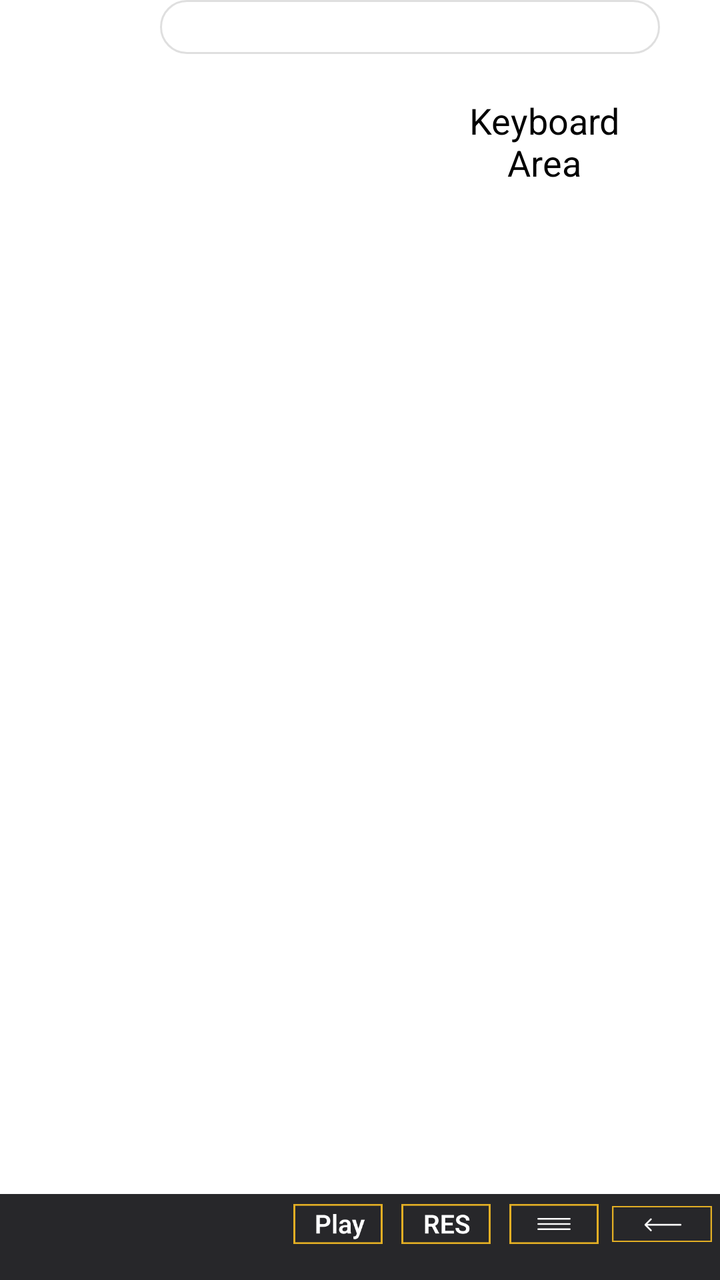
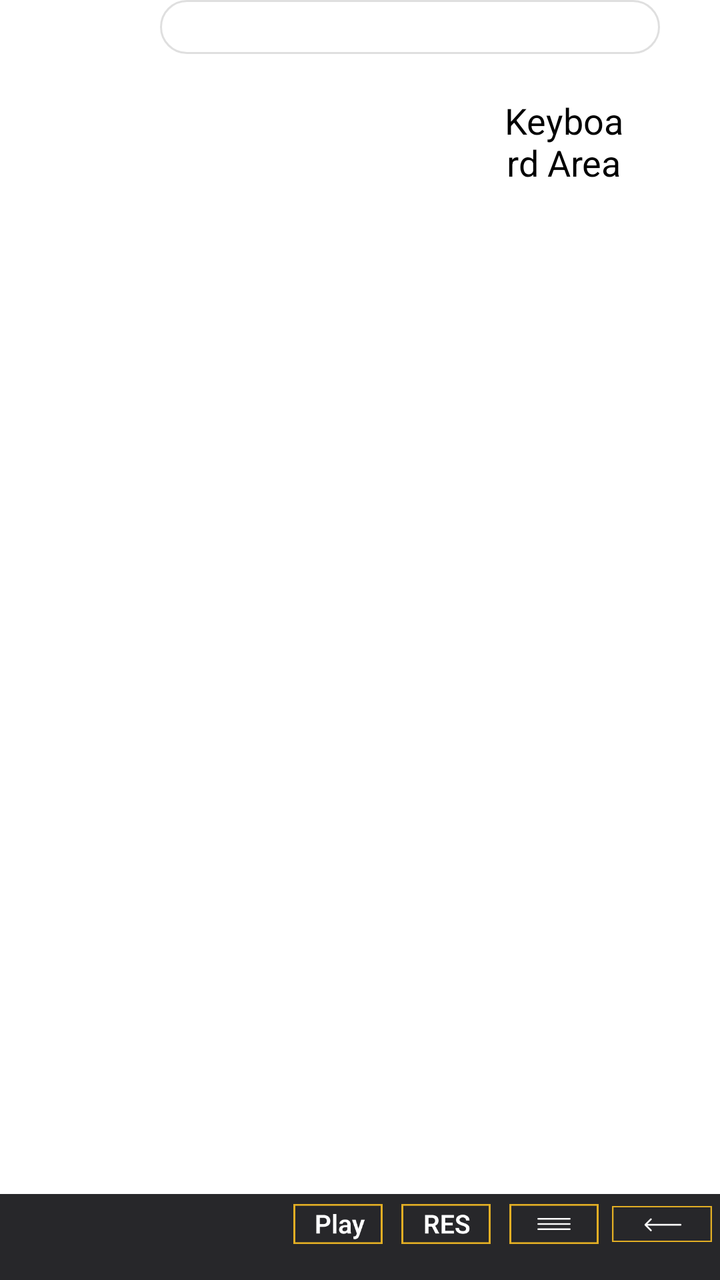

Compare the two renders of this Android layout. The source of the first and the diff that turns it into the second are given below.
<!-- AndroidManifest.xml: application theme Theme.PlatinumKaraoke -->
<!-- res/layout/fragment_search.xml -->
<?xml version="1.0" encoding="utf-8"?>
<FrameLayout xmlns:android="http://schemas.android.com/apk/res/android"
    xmlns:tools="http://schemas.android.com/tools"
    android:layout_width="match_parent"
    android:layout_height="match_parent"
    xmlns:app="http://schemas.android.com/apk/res-auto"
    tools:context=".SearchFragment"
    android:layout_marginTop="40dp">

    <LinearLayout
        android:layout_width="match_parent"
        android:layout_height="match_parent"
        android:orientation="vertical">

        
        <LinearLayout
            android:layout_width="match_parent"
            android:layout_height="wrap_content"
            android:orientation="horizontal"
            android:layout_marginStart="80dp"
            android:layout_marginEnd="30dp"
            android:gravity="center_vertical">

            
            <LinearLayout
                android:id="@+id/active_category_container"
                android:layout_width="wrap_content"
                android:layout_height="wrap_content"
                android:orientation="horizontal" />

            
            <EditText
                android:id="@+id/search"
                android:layout_width="match_parent"
                android:layout_height="wrap_content"
                android:background="@drawable/search_radius"
                android:focusable="true"
                android:clickable="true"
                android:hint="@string/search_hint"
                android:inputType="none"
                android:paddingHorizontal="10dp"
                android:paddingVertical="4dp"
                android:textColor="#FFFFFF"
                android:textColorHint="#BDFFFFFF"
                android:textSize="14sp"
                />
        </LinearLayout>

        
        <HorizontalScrollView
            android:layout_width="match_parent"
            android:layout_height="wrap_content"
            android:layout_marginStart="100dp"
            android:layout_marginEnd="40dp"
            android:scrollbars="none"
            android:fadingEdge="horizontal"
            android:fadingEdgeLength="40dp"
            android:requiresFadingEdge="horizontal"
            android:clipToPadding="false">

            <LinearLayout
                android:id="@+id/choice_category_container"
                android:layout_width="wrap_content"
                android:layout_height="wrap_content"
                android:orientation="horizontal"/>

        </HorizontalScrollView>

        
        <LinearLayout
            android:layout_width="match_parent"
            android:layout_height="wrap_content"
            android:orientation="horizontal"
            android:baselineAligned="false"
            android:paddingEnd="30dp"
            android:paddingStart="40dp"
            android:layout_marginTop="5dp"
            android:layout_weight="1">
            <androidx.recyclerview.widget.RecyclerView
                android:id="@+id/songRecycler"
                android:layout_width="0dp"
                android:layout_height="wrap_content"
                android:layout_weight="3"/>

            
            <LinearLayout
                android:layout_width="0dp"
                android:layout_height="wrap_content"
                android:layout_weight="2">
                <TextView
                    android:layout_width="match_parent"
                    android:layout_height="wrap_content"
                    android:textAlignment="center"
                    android:text="Keyboard Area"
                    android:textSize="18sp"
                    android:padding="16dp"/>
            </LinearLayout>
        </LinearLayout>

        
        <LinearLayout
            android:layout_width="match_parent"
            android:layout_height="wrap_content"
            android:orientation="horizontal"
            android:background="#27272A">
            <Space
                android:layout_width="0dp"
                android:layout_height="wrap_content"
                android:layout_weight="2"/>

            <LinearLayout
                android:layout_width="0dp"
                android:layout_height="wrap_content"
                android:layout_weight="3">

                <LinearLayout
                    android:layout_width="0dp"
                    android:layout_height="wrap_content"
                    android:layout_weight="1">
                    <ImageView
                        android:layout_width="50dp"
                        android:layout_height="20dp"
                        android:layout_marginEnd="10dp"
                        android:layout_marginVertical="5dp"
                        android:src="@drawable/guide_play"
                        />
                    <TextView
                        android:layout_width="wrap_content"
                        android:layout_height="wrap_content"
                        android:text="Start"
                        android:textAlignment="center"
                        android:layout_gravity="center"
                        android:textStyle="bold"/>
                </LinearLayout>

                <LinearLayout
                    android:layout_width="0dp"
                    android:layout_height="wrap_content"
                    android:layout_weight="1">
                    <ImageView
                        android:layout_width="50dp"
                        android:layout_height="20dp"
                        android:layout_marginEnd="10dp"
                        android:layout_marginVertical="5dp"
                        android:src="@drawable/guide_reserve"
                        />
                    <TextView
                        android:layout_width="wrap_content"
                        android:layout_height="wrap_content"
                        android:text="Reserve"
                        android:textAlignment="center"
                        android:layout_gravity="center"
                        android:textStyle="bold"/>
                </LinearLayout>

                <LinearLayout
                    android:layout_width="0dp"
                    android:layout_height="wrap_content"
                    android:layout_weight="1">
                    <ImageView
                        android:layout_width="50dp"
                        android:layout_height="20dp"
                        android:layout_marginEnd="10dp"
                        android:layout_marginVertical="5dp"
                        android:src="@drawable/guide_options"
                        />
                    <TextView
                        android:layout_width="wrap_content"
                        android:layout_height="wrap_content"
                        android:text="Options"
                        android:textAlignment="center"
                        android:layout_gravity="center"
                        android:textStyle="bold"/>
                </LinearLayout>

                <LinearLayout
                    android:layout_width="0dp"
                    android:layout_height="wrap_content"
                    android:layout_weight="1">
                    <ImageView
                        android:layout_width="50dp"
                        android:layout_height="20dp"
                        android:layout_marginEnd="10dp"
                        android:layout_marginVertical="5dp"
                        android:src="@drawable/guide_exit"
                        />
                    <TextView
                        android:layout_width="wrap_content"
                        android:layout_height="wrap_content"
                        android:text="Exit"
                        android:textAlignment="center"
                        android:layout_gravity="center"
                        android:textStyle="bold"/>
                </LinearLayout>

            </LinearLayout>

        </LinearLayout>

    </LinearLayout>


</FrameLayout>
<!-- resources referenced by this layout -->
<resources>
  <!-- drawable guide_exit: png bitmap (drawable, 703 bytes) -->
  <!-- drawable guide_options: png bitmap (drawable, 553 bytes) -->
  <!-- drawable guide_play: png bitmap (drawable, 1862 bytes) -->
  <!-- drawable guide_reserve: png bitmap (drawable, 1769 bytes) -->
  <!-- drawable search_radius (drawable) -->
  <?xml version="1.0" encoding="utf-8"?>
  <shape xmlns:android="http://schemas.android.com/apk/res/android">
  
      
      <solid android:color="#50FFFFFF"/>
  
      
      <corners android:radius="30dp"/>
  
      
      <stroke
          android:width="1dp"
          android:color="#20000000"/>
  
  </shape>
  <string name="search_hint">Search...</string>
  <style name="Theme.PlatinumKaraoke" parent="@style/Theme.Leanback" />
</resources>

<!-- the commit's change to res/layout/fragment_search.xml (unified diff, before → after) -->
@@ -80,7 +80,7 @@
                 android:id="@+id/songRecycler"
                 android:layout_width="0dp"
                 android:layout_height="wrap_content"
-                android:layout_weight="3"/>
+                android:layout_weight="4"/>
 
             
             <LinearLayout
